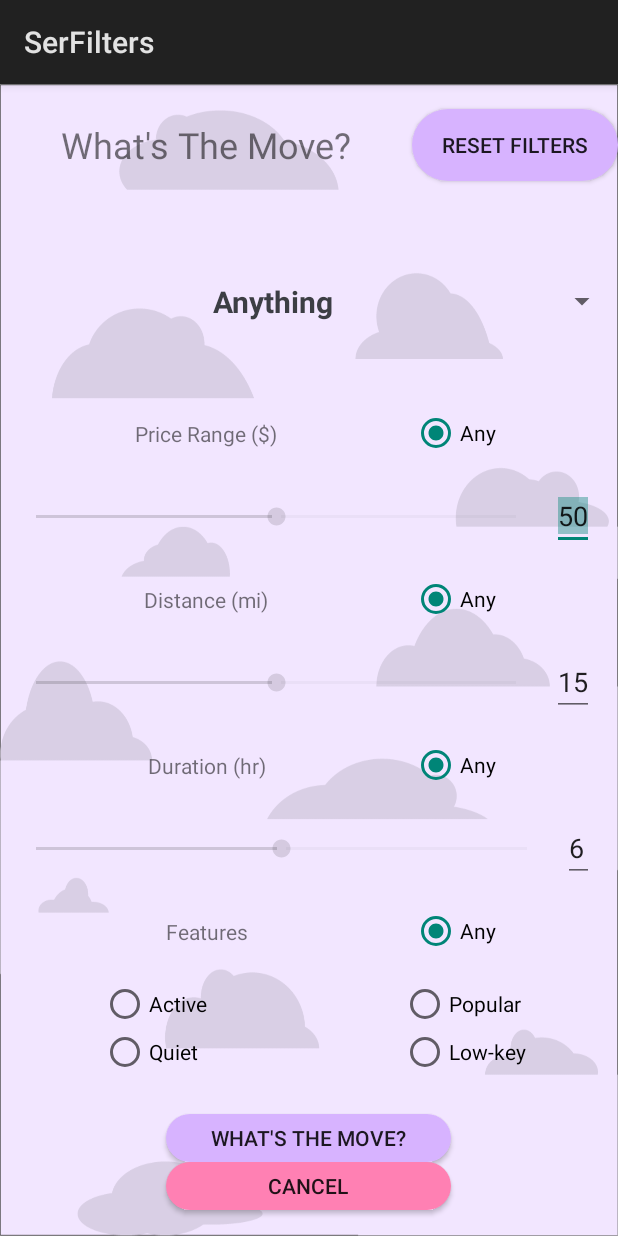
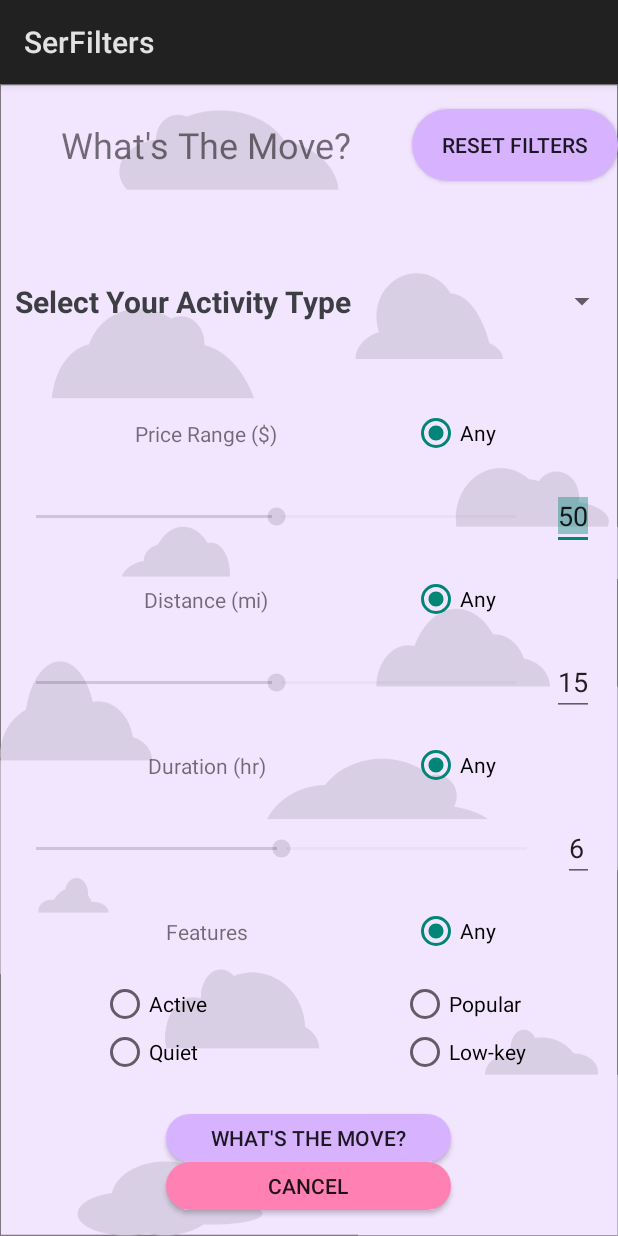
Before and after one commit to viyer5/WhatsTheMove, an Android app: the SetFiltersActivity screen opened directly, with no data from a screen before it, on a phone screen of 412 x 824 dp. Run offline under Robolectric (Android 15) with nearby library versions, the phone set to English and light mode, and no system bars.

Commit message:
Spinner label fixed

```diff
--- a/app/src/main/java/edu/illinois/cs465/waterwedoing/whatsthemove/SetFiltersActivity.java
+++ b/app/src/main/java/edu/illinois/cs465/waterwedoing/whatsthemove/SetFiltersActivity.java
@@ -84,6 +84,7 @@ public class SetFiltersActivity extends Activity implements View.OnClickListener
 
         spinner = (Spinner) findViewById(R.id.dropDownSpinner);
         ArrayList<String> categories = new ArrayList<String>();
+        categories.add("Select Your Activity Type");
         categories.add("Anything");
         categories.add("Restaurant");
         categories.add("Museum/Attraction");
--- a/app/src/main/res/layout/spinner_item.xml
+++ b/app/src/main/res/layout/spinner_item.xml
@@ -4,7 +4,8 @@
     android:layout_width="match_parent"
     android:layout_height="wrap_content"
     android:textSize="20sp"
-    android:gravity="center"
+    android:gravity="left"
     android:textColor="#3c3e44"
     android:textStyle="bold"
+    android:paddingLeft="10dp"
     />
```
